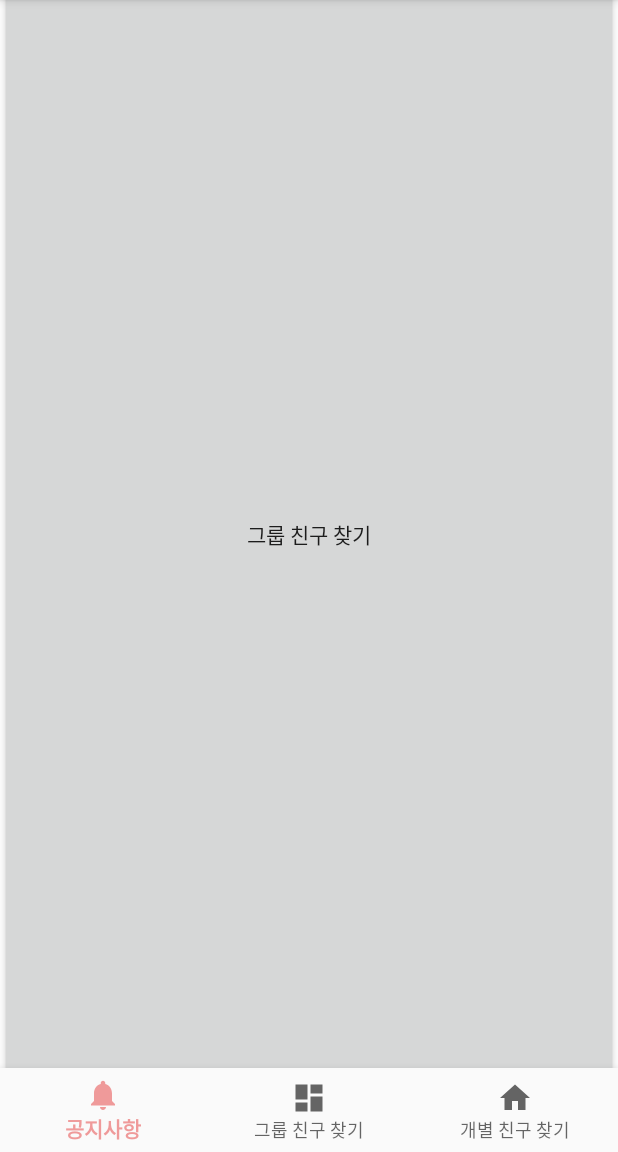
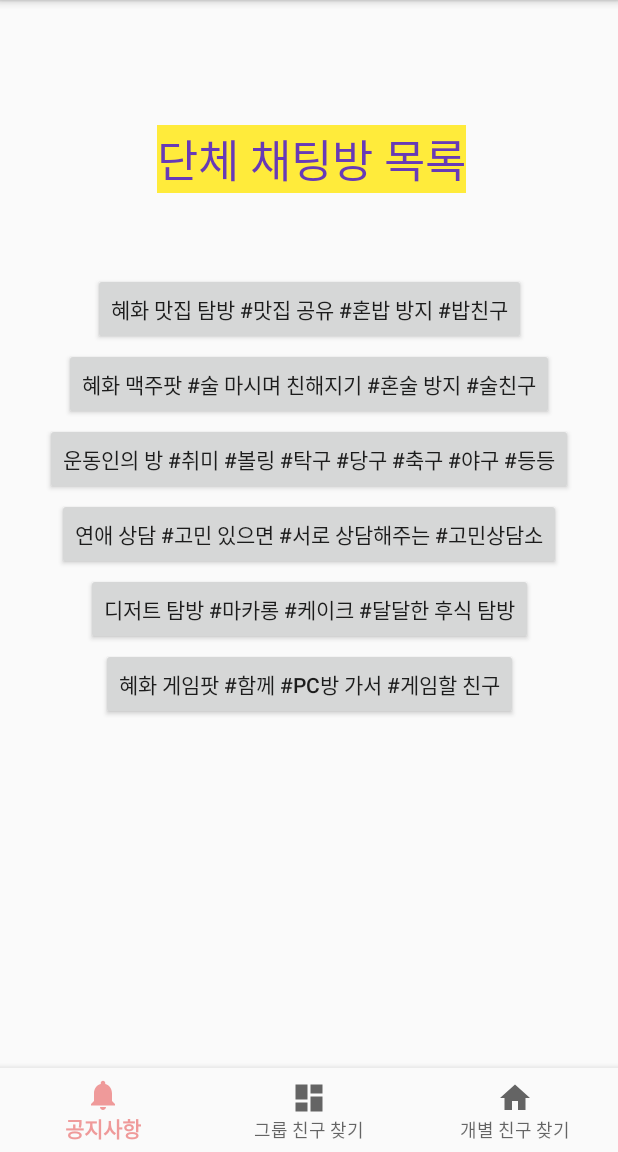
Before and after one commit to seo05048/MyApplication2, an Android app: the fragment Fragment2 placed in its activity, on a phone screen of 412 x 824 dp, the part 84-1236 px from its top. Run offline under Robolectric (Android 15) with nearby library versions, the phone set to English and light mode, and no system bars.

Commit message:
단톡방

```diff
--- a/app/src/main/res/layout/fragment2.xml
+++ b/app/src/main/res/layout/fragment2.xml
@@ -1,11 +1,130 @@
 <?xml version="1.0" encoding="utf-8"?>
-<LinearLayout xmlns:android="http://schemas.android.com/apk/res/android"
-    android:layout_width="match_parent" android:layout_height="match_parent">
+<android.support.constraint.ConstraintLayout xmlns:android="http://schemas.android.com/apk/res/android"
+    xmlns:app="http://schemas.android.com/apk/res-auto"
+    xmlns:tools="http://schemas.android.com/tools"
+    android:id="@+id/container"
+    android:layout_width="match_parent"
+    android:layout_height="match_parent"
+    app:layout_behavior="@string/appbar_scrolling_view_behavior"
+
+    tools:context=".MainActivity"
+    tools:showIn="@layout/activity_main">
+
+    <TextView
+        android:id="@+id/message"
+        android:layout_width="wrap_content"
+        android:layout_height="wrap_content"
+        android:layout_marginLeft="@dimen/activity_horizontal_margin"
+        android:layout_marginTop="@dimen/activity_vertical_margin"
+        android:text="@string/title_home"
+        app:layout_constraintLeft_toLeftOf="parent"
+        app:layout_constraintTop_toTopOf="parent" />
+
+    <android.support.design.widget.BottomNavigationView
+        android:id="@+id/nav_view"
+        android:layout_width="0dp"
+        android:layout_height="wrap_content"
+        android:background="?android:attr/windowBackground"
+        app:layout_constraintBottom_toBottomOf="parent"
+        app:layout_constraintLeft_toLeftOf="parent"
+        app:layout_constraintRight_toRightOf="parent"
+        app:menu="@menu/bottom_nav_menu" />
+
+
+    <android.support.v7.widget.Toolbar
+        android:id="@+id/my_toolbar"
+        android:layout_width="match_parent"
+        android:layout_height="?attr/actionBarSize"
+        android:background="?attr/colorPrimary"
+        android:elevation="4dp"
+        android:theme="@style/ThemeOverlay.AppCompat.Dark.ActionBar"
+        app:layout_constraintEnd_toEndOf="parent"
+        app:layout_constraintStart_toStartOf="parent"
+        app:layout_constraintTop_toTopOf="parent"
+        app:popupTheme="@style/ThemeOverlay.AppCompat.Light" />
+
 
     <Button
-        android:id="@+id/button3"
-        android:layout_width="match_parent"
-        android:layout_height="match_parent"
-        android:layout_weight="1"
-        android:text="그룹 친구 찾기" />
-</LinearLayout>
+        android:id="@+id/button5"
+        android:layout_width="wrap_content"
+        android:layout_height="wrap_content"
+        android:layout_marginBottom="300dp"
+        android:text="혜화 맛집 탐방 #맛집 공유 #혼밥 방지 #밥친구"
+        app:layout_constraintBottom_toBottomOf="parent"
+        app:layout_constraintEnd_toEndOf="parent"
+        app:layout_constraintStart_toStartOf="parent"
+        app:layout_constraintTop_toTopOf="parent" />
+
+    <Button
+        android:id="@+id/button12"
+        android:layout_width="wrap_content"
+        android:layout_height="wrap_content"
+        android:layout_marginBottom="200dp"
+        android:text="혜화 맥주팟 #술 마시며 친해지기 #혼술 방지 #술친구"
+        app:layout_constraintBottom_toBottomOf="parent"
+        app:layout_constraintEnd_toEndOf="parent"
+        app:layout_constraintStart_toStartOf="parent"
+        app:layout_constraintTop_toTopOf="parent" />
+
+    <Button
+        android:id="@+id/button13"
+        android:layout_width="wrap_content"
+        android:layout_height="wrap_content"
+        android:layout_marginBottom="100dp"
+        android:text="운동인의 방 #취미 #볼링 #탁구 #당구 #축구 #야구 #등등"
+        app:layout_constraintBottom_toBottomOf="parent"
+        app:layout_constraintEnd_toEndOf="parent"
+        app:layout_constraintStart_toStartOf="parent"
+        app:layout_constraintTop_toTopOf="parent" />
+
+    <TextView
+        android:id="@+id/textView"
+        android:layout_width="wrap_content"
+        android:layout_height="wrap_content"
+        android:layout_marginEnd="32dp"
+        android:layout_marginRight="32dp"
+        android:layout_marginBottom="500dp"
+        android:background="#FFEB3B"
+        android:text="단체 채팅방 목록"
+        android:textColor="#673AB7"
+        android:textSize="30sp"
+        app:layout_constraintBottom_toBottomOf="parent"
+        app:layout_constraintEnd_toEndOf="parent"
+        app:layout_constraintHorizontal_bias="0.6"
+        app:layout_constraintStart_toStartOf="parent"
+        app:layout_constraintTop_toTopOf="parent" />
+
+    <Button
+        android:id="@+id/button14"
+        android:layout_width="wrap_content"
+        android:layout_height="wrap_content"
+        android:text="연애 상담 #고민 있으면 #서로 상담해주는 #고민상담소"
+        app:layout_constraintBottom_toBottomOf="parent"
+        app:layout_constraintEnd_toEndOf="parent"
+        app:layout_constraintStart_toStartOf="parent"
+        app:layout_constraintTop_toTopOf="parent" />
+
+    <Button
+        android:id="@+id/button15"
+        android:layout_width="wrap_content"
+        android:layout_height="wrap_content"
+        android:layout_marginTop="100dp"
+        android:text="디저트 탐방 #마카롱 #케이크 #달달한 후식 탐방"
+        app:layout_constraintBottom_toBottomOf="parent"
+        app:layout_constraintEnd_toEndOf="parent"
+        app:layout_constraintStart_toStartOf="parent"
+        app:layout_constraintTop_toTopOf="parent" />
+
+    <Button
+        android:id="@+id/button16"
+        android:layout_width="wrap_content"
+        android:layout_height="wrap_content"
+        android:layout_marginTop="200dp"
+        android:text="혜화 게임팟 #함께 #pc방 가서 #게임할 친구"
+        app:layout_constraintBottom_toBottomOf="parent"
+        app:layout_constraintEnd_toEndOf="parent"
+        app:layout_constraintStart_toStartOf="parent"
+        app:layout_constraintTop_toTopOf="parent" />
+
+
+</android.support.constraint.ConstraintLayout>
```
